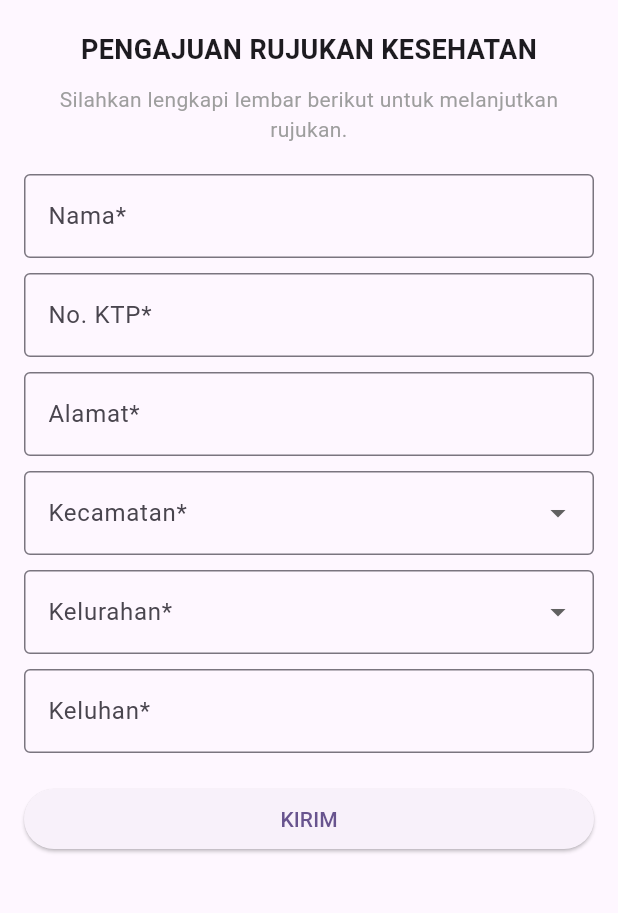
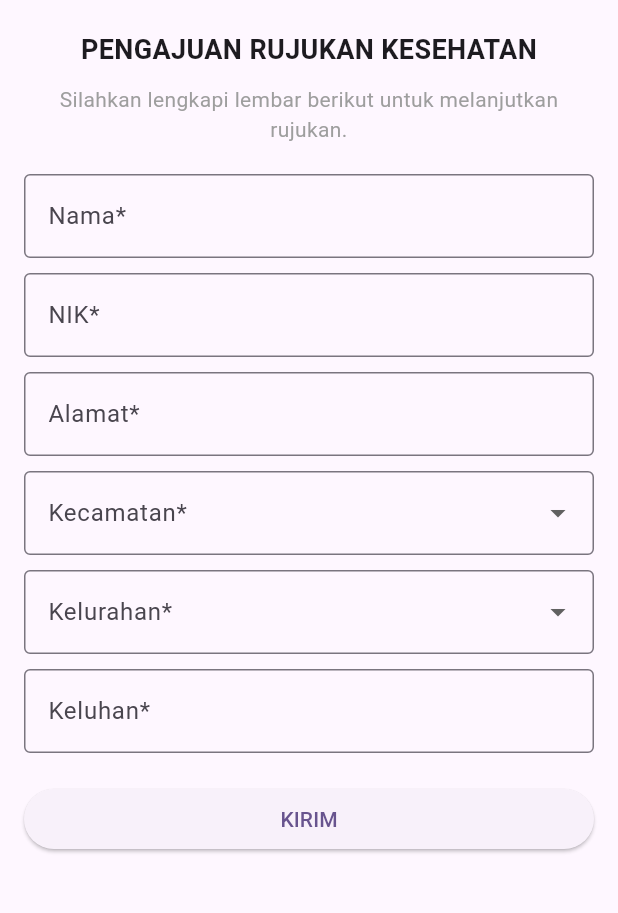
Before and after one commit to Vynixxx/bandlaksehat_apps, a Flutter app: the rujukanForm screen opened directly, on a phone screen of 412 x 824 dp, the part 258-1171 px from its top. Run offline on Flutter 3.47's test engine with Material 3 defaults, Android fonts, the light colour scheme and no system bars; our stand-ins replace google_fonts, shared_preferences; accounts and stored records are empty.

Commit message:
ubah fungsi pada rujukan

```diff
--- a/lib/rujukan.dart
+++ b/lib/rujukan.dart
@@ -16,8 +16,8 @@ class _rujukanFormState extends State<rujukanForm> {
   String? _selectedKecamatan;
   String? _selectedKelurahan;
 
-  final List<String> _kecamatanList = ['Kecamatan 1', 'Kecamatan 2', 'Kecamatan 3'];
-  final List<String> _kelurahanList = ['Kelurahan 1', 'Kelurahan 2', 'Kelurahan 3'];
+  final List<String> _kecamatanList = ['Kecamatan Bandar Laksamana'];
+  final List<String> _kelurahanList = ['Kelurahan Parit 1 Api-Api', 'Temiang', 'Api-Api', 'Tenggayun', 'Sepahat', ];
 
   @override
   Widget build(BuildContext context) {
@@ -62,12 +62,12 @@ class _rujukanFormState extends State<rujukanForm> {
               TextFormField(
                 controller: _ktpController,
                 decoration: InputDecoration(
-                  labelText: 'No. KTP*',
+                  labelText: 'NIK*',
                   border: OutlineInputBorder(),
                 ),
                 validator: (value) {
                   if (value!.isEmpty) {
-                    return 'No. KTP tidak boleh kosong';
+                    return 'NIK tidak boleh kosong';
                   }
                   return null;
                 },
```
